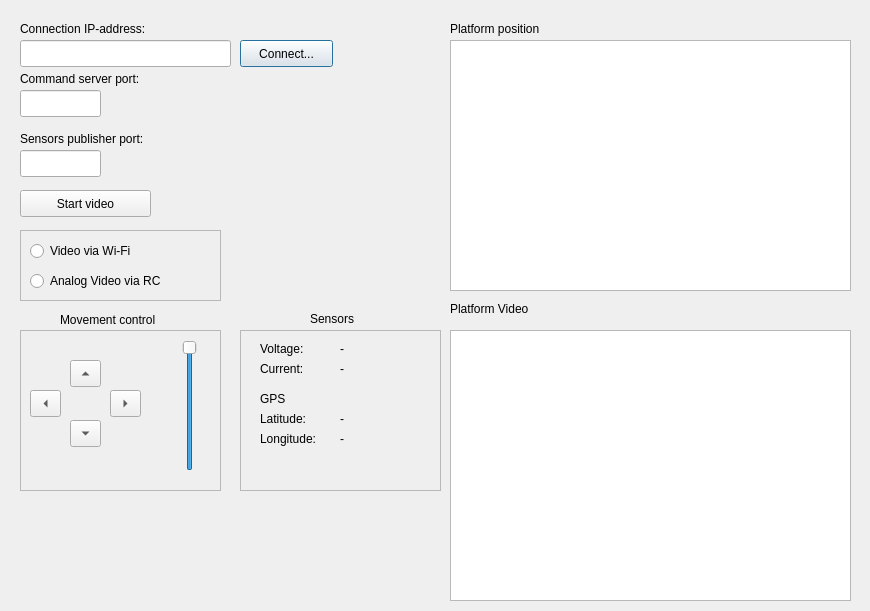
Old version of the form cherokey-robot/RobotControl/ui/MainForm.ui in the repository phoenix367/v2rpins_sdk.
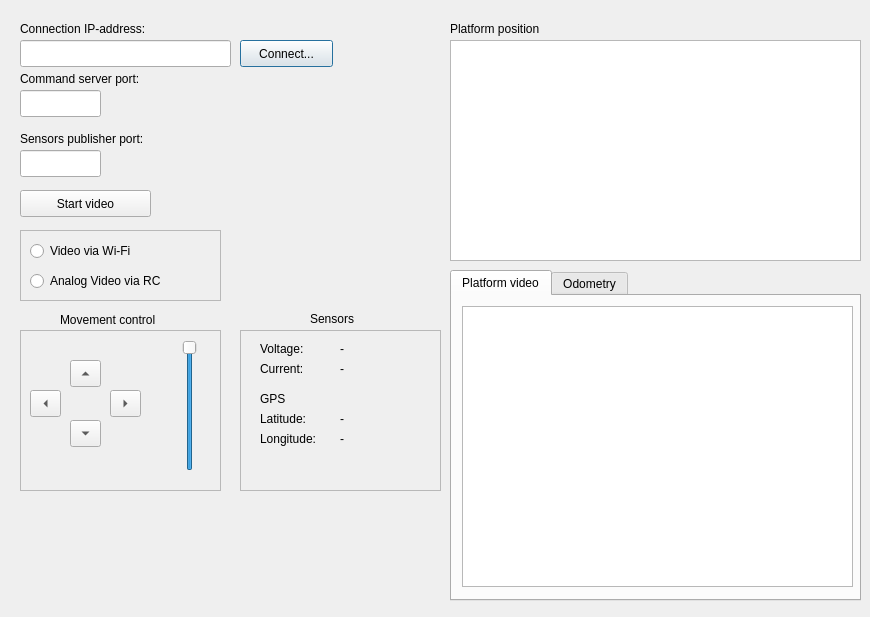
New version of the form. The open tabs and pages were chosen to show the change.

```diff
--- a/cherokey-robot/RobotControl/ui/MainForm.ui
+++ b/cherokey-robot/RobotControl/ui/MainForm.ui
@@ -7,7 +7,7 @@
     <x>0</x>
     <y>0</y>
     <width>870</width>
-    <height>611</height>
+    <height>617</height>
    </rect>
   </property>
   <property name="windowTitle">
@@ -374,8 +374,8 @@
     <rect>
      <x>450</x>
      <y>40</y>
-     <width>401</width>
-     <height>251</height>
+     <width>411</width>
+     <height>221</height>
     </rect>
    </property>
   </widget>
@@ -392,29 +392,6 @@
     <string>Platform position</string>
    </property>
   </widget>
-  <widget class="QGraphicsView" name="videoView">
-   <property name="geometry">
-    <rect>
-     <x>450</x>
-     <y>330</y>
-     <width>401</width>
-     <height>271</height>
-    </rect>
-   </property>
-  </widget>
-  <widget class="QLabel" name="label_12">
-   <property name="geometry">
-    <rect>
-     <x>450</x>
-     <y>300</y>
-     <width>101</width>
-     <height>17</height>
-    </rect>
-   </property>
-   <property name="text">
-    <string>Platform Video</string>
-   </property>
-  </widget>
   <widget class="QFrame" name="frame">
    <property name="geometry">
     <rect>
@@ -457,6 +434,39 @@
     </property>
    </widget>
   </widget>
+  <widget class="QTabWidget" name="tabWidget">
+   <property name="geometry">
+    <rect>
+     <x>450</x>
+     <y>270</y>
+     <width>411</width>
+     <height>331</height>
+    </rect>
+   </property>
+   <property name="currentIndex">
+    <number>1</number>
+   </property>
+   <widget class="QWidget" name="tab">
+    <attribute name="title">
+     <string>Platform video</string>
+    </attribute>
+    <widget class="QGraphicsView" name="videoView">
+     <property name="geometry">
+      <rect>
+       <x>10</x>
+       <y>10</y>
+       <width>391</width>
+       <height>281</height>
+      </rect>
+     </property>
+    </widget>
+   </widget>
+   <widget class="QWidget" name="tab_2">
+    <attribute name="title">
+     <string>Odometry</string>
+    </attribute>
+   </widget>
+  </widget>
  </widget>
  <resources/>
  <connections/>
```
